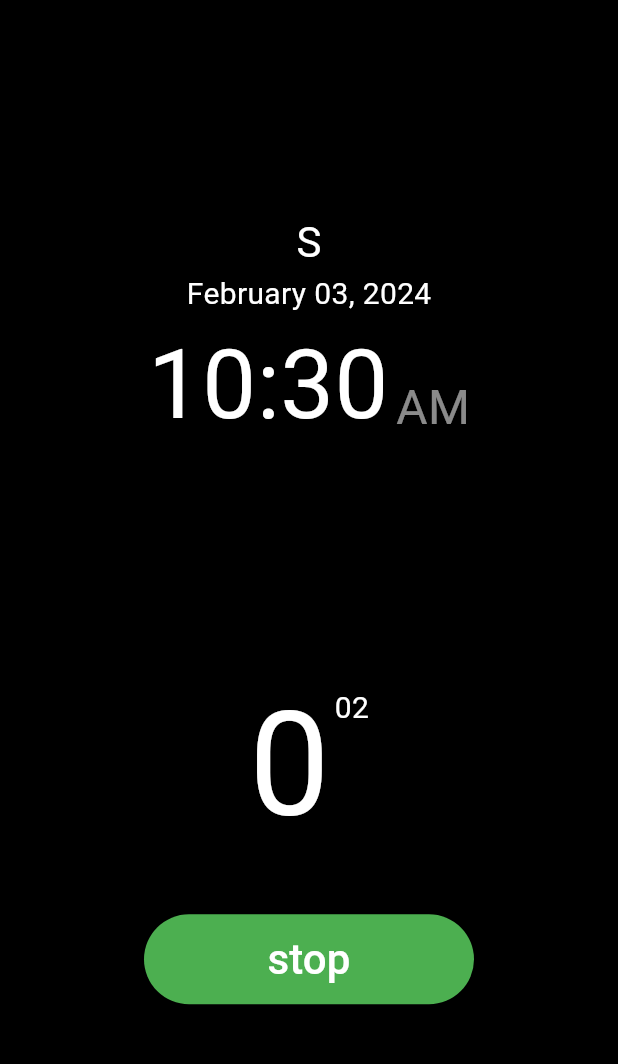
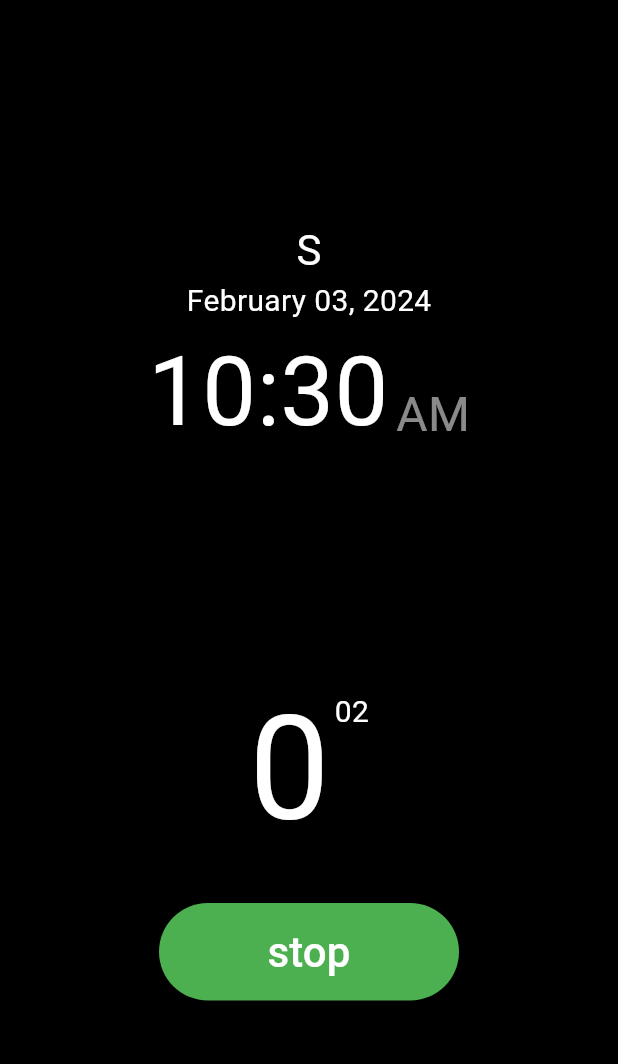
Before and after one commit to mattgwriter7/flutt_ticker, a Flutter app: the screen it shows after launch, after a tap on "start", on a phone screen of 412 x 824 dp, the part 84-1148 px from its top. Run offline on Flutter 3.47's test engine with Material 3 defaults, Android fonts, the phone set to English and light mode, and no system bars; our stand-ins replace wakelock.

Commit message:
various tweaks

```diff
--- a/lib/pages/Start_Page.dart
+++ b/lib/pages/Start_Page.dart
@@ -83,6 +83,14 @@ class _Start_PageState extends State<Start_Page> {
                 color: Colors.transparent,
                 child: Column(
                   children: [
+
+
+
+
+
+
+
+                    //  CLOCK BOX (Top Half)
                     Expanded(
                       child: Container(
                         color: Colors.transparent,
@@ -91,7 +99,7 @@ class _Start_PageState extends State<Start_Page> {
                           mainAxisAlignment: MainAxisAlignment.center,
                           crossAxisAlignment: CrossAxisAlignment.center,
                           children: [
-                            SizedBox(height: 60),
+                            SizedBox(height: 70),
                             Text( context.watch<Ticker>().show_day,
                                 style: TextStyle( fontSize: 28)),
                             Text( context.watch<Ticker>().show_date,
@@ -111,7 +119,17 @@ class _Start_PageState extends State<Start_Page> {
                         )
                       ),
                     ),
+
+
+
+
+
+
+
+                    //  TIMER BOX (Bottom Half)
                     Expanded(
+                      child: Visibility(
+                        visible: context.watch<Ticker>().timer_ready,
                         child: Container(
                           color: Colors.transparent,
                           width: double.infinity,
@@ -133,10 +151,10 @@ class _Start_PageState extends State<Start_Page> {
                                 ],
                               ),
                               Padding(
-                              padding: const EdgeInsets.fromLTRB(0,30,0,40),
+                                padding: const EdgeInsets.fromLTRB(0,20,0,40),
                                 child: SizedBox(
-                                width: 220,
-                                height: 60,
+                                  width: 200,
+                                  height: 65,
                                   child: ElevatedButton(
                                     child: Text( _button_label, style: TextStyle( fontSize: 28)),
                                     onPressed: () {
@@ -177,6 +195,7 @@ class _Start_PageState extends State<Start_Page> {
                               ),
                             ],
                           )
+                        ),
                       ),
                     ),
                   ],
--- a/lib/providers/Ticker.dart
+++ b/lib/providers/Ticker.dart
@@ -27,6 +27,7 @@ class Ticker with ChangeNotifier {
   static int            _timer_min = 0;
   static Color          _timer_color = Colors.white12;
 
+  static bool           _timer_ready = false;
   static bool           _timer_started = false;
   static bool           _timer_never_started = true;
 
@@ -39,6 +40,7 @@ class Ticker with ChangeNotifier {
   get show_phase => _clock_phase;
   get show_sec => gatherSeconds();
   get show_min => gatherMinutes();
+  get timer_ready => _timer_ready;
   get show_timer_color => _timer_color;
   get timer_started => _timer_started;
 
@@ -120,10 +122,13 @@ class Ticker with ChangeNotifier {
 
   void updateClock() {
     DateTime dt = DateTime.now();
+    //  first do clock UI
     _clock_date = DateFormat("MMMM dd, yyyy").format(dt);
     _clock_day = DateFormat("EEEEE").format(dt);
     _clock_time = DateFormat("h:mm").format(dt);
     _clock_phase = DateFormat("a").format(dt);
+    //  make sure to show the timer, too
+    _timer_ready = true;
     return;
   }
 
```
Also changed, not shown: 1 other file. Lines whose indentation alone changed are shown as unchanged.
